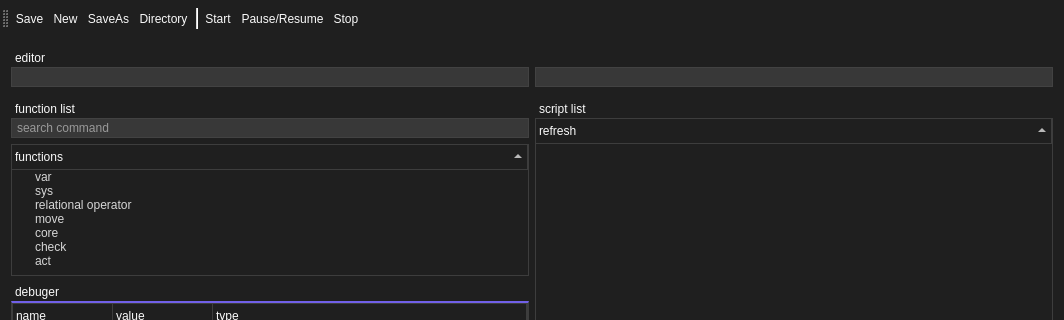
The window that SaSH/form/scriptsettingform.ui (bestkakkoii/SaSH) describes before a commit, drawn with Qt 5; both pictures show x 0 to 1064 and y 0 to 320 of the 1064 by 682 pixel window.
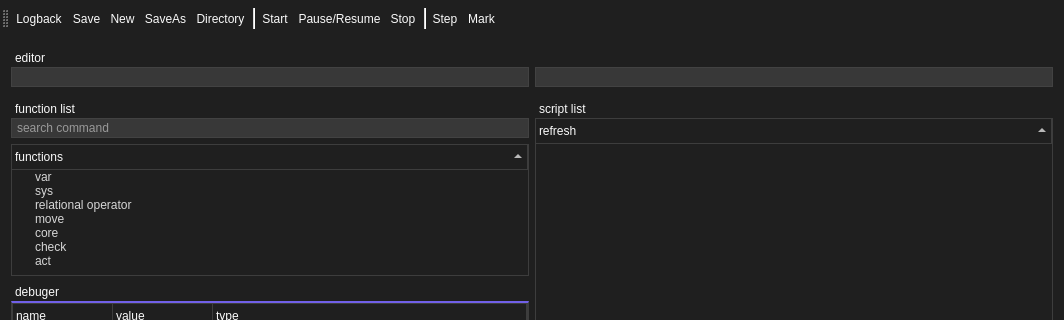
The same window after the commit. The open tabs and pages were chosen to show the change. Icons and pictures are not drawn. Custom widgets are drawn as their Qt base class.

```diff
--- a/SaSH/form/scriptsettingform.ui
+++ b/SaSH/form/scriptsettingform.ui
@@ -2329,7 +2329,7 @@
            <enum>QTabWidget::South</enum>
           </property>
           <property name="currentIndex">
-           <number>0</number>
+           <number>2</number>
           </property>
           <widget class="QWidget" name="tab_5">
            <attribute name="title">
@@ -2766,6 +2766,7 @@
    <attribute name="toolBarBreak">
     <bool>false</bool>
    </attribute>
+   <addaction name="actionLogback"/>
    <addaction name="actionSave"/>
    <addaction name="actionNew"/>
    <addaction name="actionSaveAs"/>
@@ -2774,6 +2775,9 @@
    <addaction name="actionStart"/>
    <addaction name="actionPause"/>
    <addaction name="actionStop"/>
+   <addaction name="separator"/>
+   <addaction name="actionStep"/>
+   <addaction name="actionMark"/>
   </widget>
   <widget class="QStatusBar" name="statusBar"/>
   <action name="actionSave">
@@ -2797,13 +2801,13 @@
     <string>Directory</string>
    </property>
   </action>
-  <action name="actionImport">
+  <action name="actionStep">
    <property name="icon">
     <iconset resource="../resource.qrc">
      <normaloff>:/image/icon_down_arrowright.png</normaloff>:/image/icon_down_arrowright.png</iconset>
    </property>
    <property name="text">
-    <string>Import</string>
+    <string>Step</string>
    </property>
   </action>
   <action name="actionAutoCleanLog">
@@ -2881,6 +2885,24 @@
     <string>Stop</string>
    </property>
   </action>
+  <action name="actionMark">
+   <property name="icon">
+    <iconset resource="../resource.qrc">
+     <normaloff>:/image/icon_break.png</normaloff>:/image/icon_break.png</iconset>
+   </property>
+   <property name="text">
+    <string>Mark</string>
+   </property>
+  </action>
+  <action name="actionLogback">
+   <property name="icon">
+    <iconset resource="../resource.qrc">
+     <normaloff>:/image/icon_returnbase.png</normaloff>:/image/icon_returnbase.png</iconset>
+   </property>
+   <property name="text">
+    <string>Logback</string>
+   </property>
+  </action>
  </widget>
  <layoutdefault spacing="6" margin="11"/>
  <customwidgets>
```
